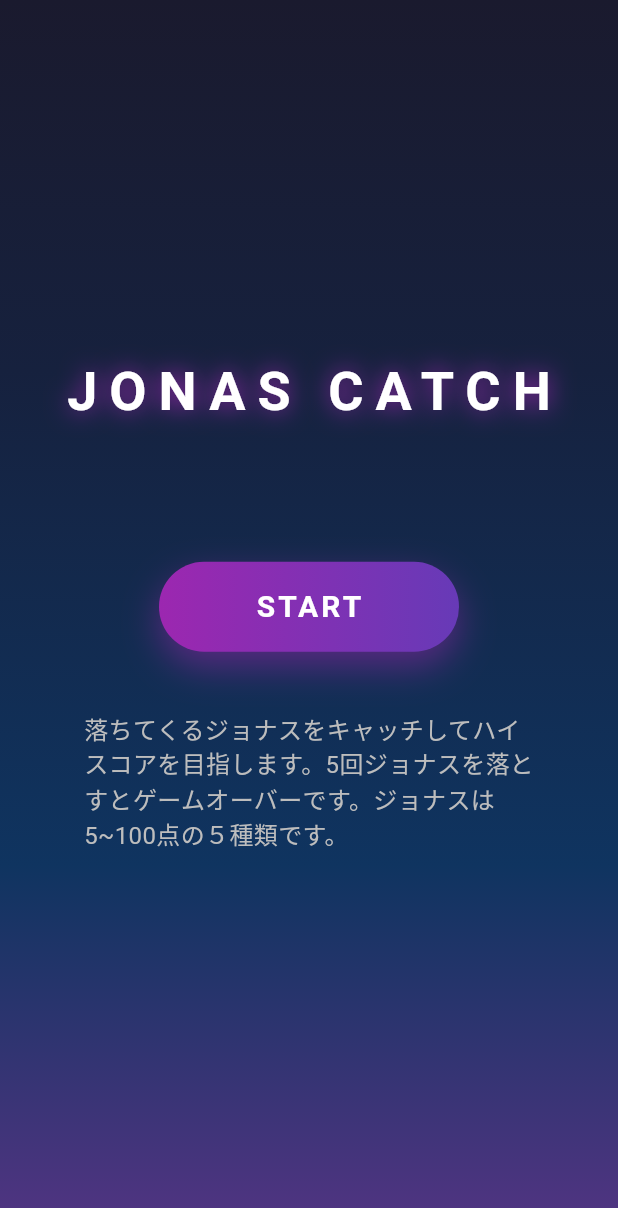
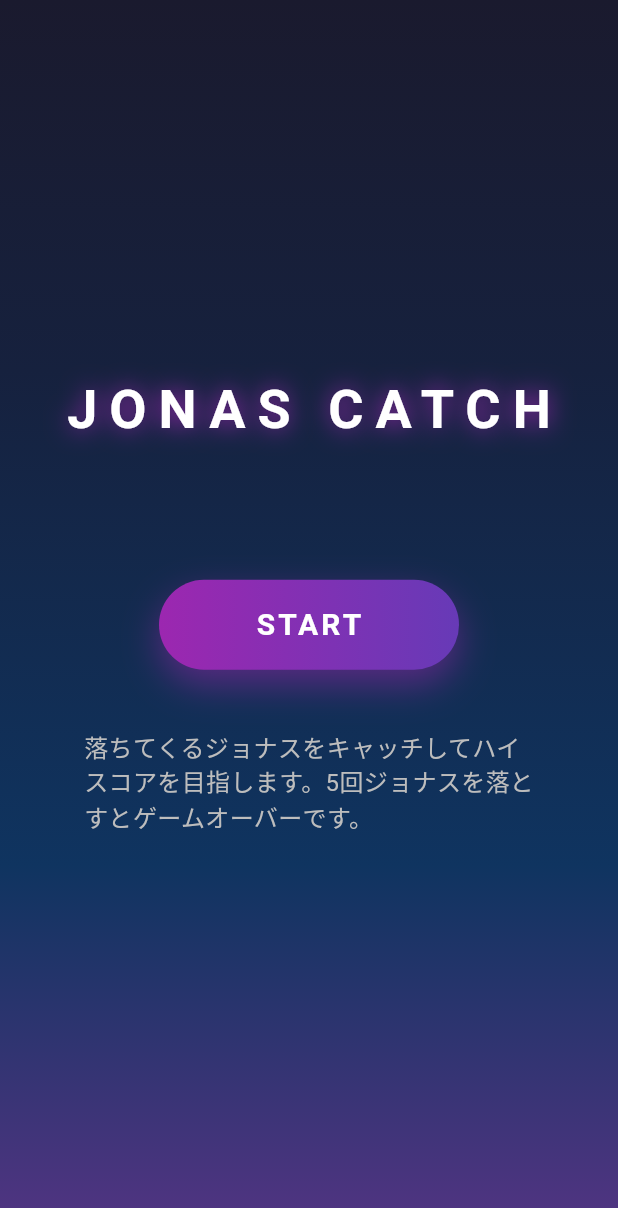
Before and after one commit to tboy-progs/dj_catch, a Flutter app: the screen it shows after launch, on a phone screen of 412 x 824 dp. Shown: the top 1208 px of the screen. Run offline on Flutter 3.47's test engine with Material 3 defaults, Android fonts, the phone set to English and light mode, and no system bars; our stand-ins replace cloud_firestore, firebase_core, flutter_riverpod; accounts and stored records are empty.

```diff
--- a/lib/page/home_page.dart
+++ b/lib/page/home_page.dart
@@ -107,7 +107,7 @@ class HomePage extends StatelessWidget {
                 child: SizedBox(
                   width: 300,
                   child: Text(
-                    '落ちてくるジョナスをキャッチしてハイスコアを目指します。5回ジョナスを落とすとゲームオーバーです。ジョナスは5~100点の５種類です。',
+                    '落ちてくるジョナスをキャッチしてハイスコアを目指します。5回ジョナスを落とすとゲームオーバーです。',
                     style: TextStyle(color: Colors.grey[400], fontSize: 16),
                   ),
                 ),
```
Also changed, not shown: lib/page/result_page.dart (+7 -4 lines).
